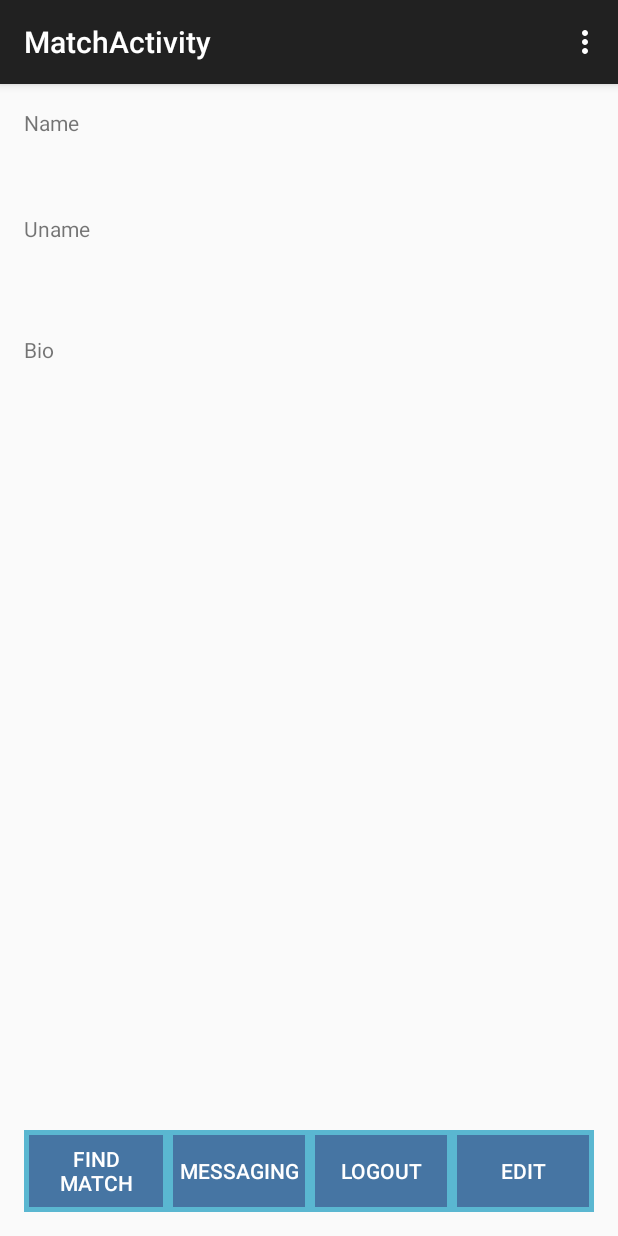
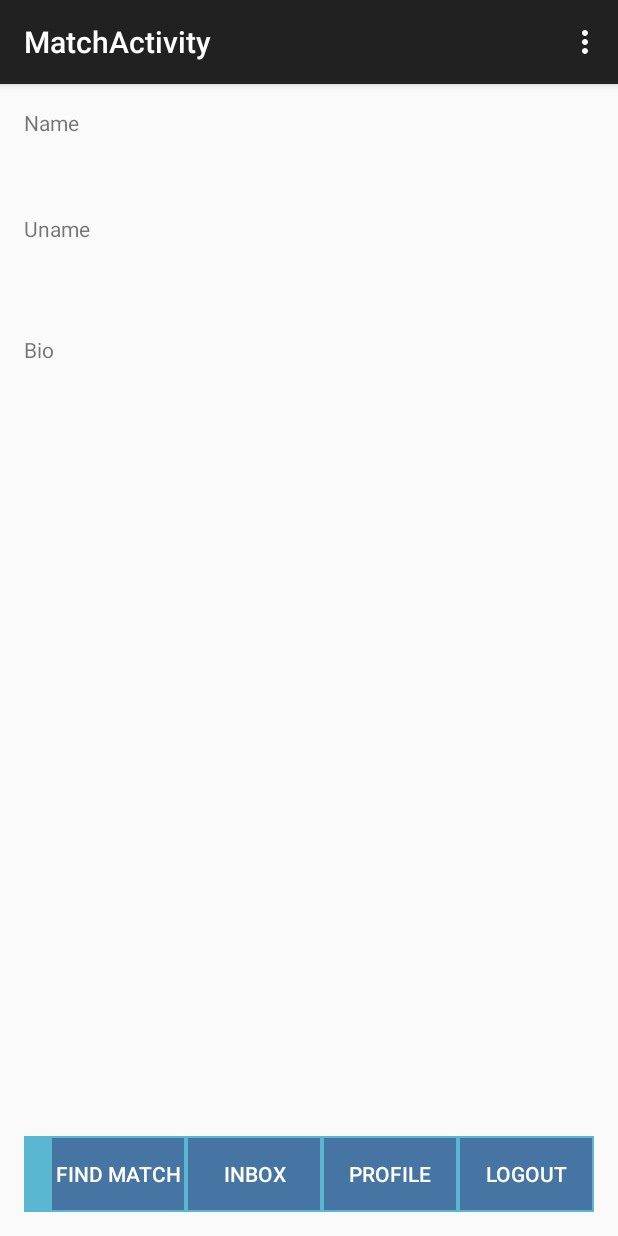
Before and after one commit to Cjreynol-zz/Study-Bear, an Android app: the MatchActivity screen opened directly, with no data from a screen before it, on a phone screen of 412 x 824 dp. Run offline under Robolectric (Android 15) with nearby library versions, the phone set to English and light mode, and no system bars; 1 statement that could not run was skipped.

Commit message:
Create the navbar controller and layout

```diff
--- /dev/null
+++ b/src/StudyBear/app/src/main/java/com/studybear/cdj/myapplication/NavigationBarController.java
@@ -0,0 +1,95 @@
+package com.studybear.cdj.myapplication;
+
+import android.app.Activity;
+import android.content.Context;
+import android.content.Intent;
+import android.view.View;
+import android.widget.TextView;
+
+/**
+ * Created by chadreynolds on 4/25/15.
+ */
+public class NavigationBarController {
+
+    private static NavigationBarController navBarInstance;
+
+    private Activity currentActivity;
+    private String username;
+
+    private TextView matchButton;
+    private TextView inboxButton;
+    private TextView profileButton;
+    private TextView logoutButton;
+
+
+    private NavigationBarController(Activity activity, String uname) {
+        currentActivity = activity;
+        username = uname;
+    }
+
+    public static synchronized NavigationBarController getInstance(Activity activity, String username){
+        if(navBarInstance == null){
+            navBarInstance = new NavigationBarController(activity, username);
+        }
+        return navBarInstance;
+    }
+
+    public void activateNavBar() {
+        getButtons(currentActivity);
+        addListeners(currentActivity, username);
+    }
+
+    private void getButtons(Activity activity) {
+        // if the nav bar layout changes then these will have to be updated
+        matchButton = (TextView) activity.findViewById(R.id.findMatchButton);
+        inboxButton = (TextView) activity.findViewById(R.id.inboxButton);
+        profileButton = (TextView) activity.findViewById(R.id.profileButton);
+        logoutButton = (TextView) activity.findViewById(R.id.logoutButton);
+    }
+
+    private void addListeners(final Activity activity, final String username) {
+        matchButton.setOnClickListener(new View.OnClickListener() {
+            public void onClick(View v) {
+                Intent intent = new Intent(activity, MatchActivity.class);
+                intent.putExtra("username", username);
+                activity.startActivity(intent);
+                activity.finish();
+            }
+        });
+
+        inboxButton.setOnClickListener(new View.OnClickListener() {
+            public void onClick(View v) {
+                Intent intent = new Intent(activity, inboxActivity.class);
+                intent.putExtra("username", username);
+                activity.startActivity(intent);
+                activity.finish();
+            }
+        });
+
+        // only go to EditProfile if you are on the profile activity
+        // otherwise, go to the profile activity
+        if (activity instanceof  ProfileActivity)
+            profileButton.setText("Edit Profile");
+        profileButton.setOnClickListener(new View.OnClickListener() {
+            public void onClick(View v) {
+                if (activity instanceof ProfileActivity) {
+                    ((ProfileActivity) activity).EditProfile(v);
+                }
+                else {
+                    Intent intent = new Intent(activity, ProfileActivity.class);
+                    intent.putExtra("username", username);
+                    activity.startActivity(intent);
+                    activity.finish();
+                }
+            }
+        });
+
+        logoutButton.setOnClickListener(new View.OnClickListener() {
+            public void onClick(View v) {
+                Intent intent = new Intent(activity, LoginActivity.class);
+                activity.startActivity(intent);
+                activity.finish();
+            }
+        });
+    }
+}
--- a/src/StudyBear/app/src/main/res/layout/activity_match.xml
+++ b/src/StudyBear/app/src/main/res/layout/activity_match.xml
@@ -35,75 +35,6 @@
         android:layout_alignParentLeft="true"
         android:layout_alignParentStart="true" />
 
-    <RelativeLayout
-        android:orientation="horizontal"
-        android:layout_width="match_parent"
-        android:layout_height="wrap_content"
-        android:layout_gravity="center_horizontal"
-        android:background="#5AB7D1"
-        android:layout_alignParentBottom="true"
-        android:layout_centerHorizontal="true"
-        android:id="@+id/relativeLayout">
-
-        <Button
-            android:background="#4675A3"
-            android:textColor="#FFFFFF"
-            android:layout_margin="3sp"
-            android:padding="3sp"
-            style="?android:attr/borderlessButtonStyle"
-            android:layout_width="wrap_content"
-            android:layout_height="wrap_content"
-            android:text="Find Match"
-            android:id="@+id/button4"
-            android:layout_alignParentTop="true"
-            android:layout_toLeftOf="@+id/button6"
-            android:layout_toStartOf="@+id/button6" />
-
-        <Button
-            android:background="#4675A3"
-            android:textColor="#FFFFFF"
-            android:layout_margin="3sp"
-            android:padding="3sp"
-            style="?android:attr/borderlessButtonStyle"
-            android:layout_width="wrap_content"
-            android:layout_height="wrap_content"
-            android:text="Messaging"
-            android:id="@+id/button6"
-            android:layout_alignParentTop="true"
-            android:layout_toLeftOf="@+id/button7"
-            android:layout_toStartOf="@+id/button7"
-            android:onClick="inboxActivity"
-            />
-
-        <Button
-            android:background="#4675A3"
-            android:textColor="#FFFFFF"
-            android:layout_margin="3sp"
-            android:padding="3sp"
-            style="?android:attr/borderlessButtonStyle"
-            android:layout_width="wrap_content"
-            android:layout_height="wrap_content"
-            android:text="Logout"
-            android:id="@+id/button7"
-            android:layout_alignParentTop="true"
-            android:layout_toLeftOf="@+id/button8"
-            android:layout_toStartOf="@+id/button8"
-            android:onClick="Logout"/>
-
-        <Button
-            android:background="#4675A3"
-            android:textColor="#FFFFFF"
-            android:layout_margin="3sp"
-            android:padding="3sp"
-            style="?android:attr/borderlessButtonStyle"
-            android:layout_width="wrap_content"
-            android:layout_height="wrap_content"
-            android:text="Edit"
-            android:id="@+id/button8"
-            android:layout_alignParentTop="true"
-            android:layout_alignParentRight="true"
-            android:layout_alignParentEnd="true"
-            android:onClick="EditProfile"/>
-    </RelativeLayout>
+    <include layout="@layout/layout_nav_bar"/>
 
 </RelativeLayout>
--- /dev/null
+++ b/src/StudyBear/app/src/main/res/layout/layout_nav_bar.xml
@@ -0,0 +1,63 @@
+<?xml version="1.0" encoding="utf-8"?>
+<RelativeLayout xmlns:android="http://schemas.android.com/apk/res/android"
+    android:id="@+id/navBarLayout"
+    android:layout_width="match_parent"
+    android:layout_height="wrap_content"
+    android:layout_alignParentBottom="true"
+    android:layout_centerHorizontal="true"
+    android:layout_gravity="center_horizontal"
+    android:background="#5AB7D1"
+    android:orientation="horizontal">
+
+    <Button
+        android:id="@+id/findMatchButton"
+        style="?android:attr/borderlessButtonStyle"
+        android:layout_width="wrap_content"
+        android:layout_height="wrap_content"
+        android:layout_alignParentTop="true"
+        android:layout_margin="1sp"
+        android:layout_toLeftOf="@+id/inboxButton"
+        android:layout_toStartOf="@+id/inboxButton"
+        android:background="#4675A3"
+        android:text="Find Match"
+        android:textColor="#FFFFFF" />
+
+    <Button
+        android:id="@+id/inboxButton"
+        style="?android:attr/borderlessButtonStyle"
+        android:layout_width="wrap_content"
+        android:layout_height="wrap_content"
+        android:layout_alignParentTop="true"
+        android:layout_margin="1sp"
+        android:layout_toLeftOf="@+id/profileButton"
+        android:layout_toStartOf="@+id/profileButton"
+        android:background="#4675A3"
+        android:text="Inbox"
+        android:textColor="#FFFFFF" />
+
+    <Button
+        android:id="@+id/profileButton"
+        style="?android:attr/borderlessButtonStyle"
+        android:layout_width="wrap_content"
+        android:layout_height="wrap_content"
+        android:layout_alignParentTop="true"
+        android:layout_margin="1sp"
+        android:layout_toLeftOf="@+id/logoutButton"
+        android:layout_toStartOf="@+id/logoutButton"
+        android:background="#4675A3"
+        android:text="Profile"
+        android:textColor="#FFFFFF" />
+
+    <Button
+        android:id="@+id/logoutButton"
+        style="?android:attr/borderlessButtonStyle"
+        android:layout_width="wrap_content"
+        android:layout_height="wrap_content"
+        android:layout_alignParentEnd="true"
+        android:layout_alignParentRight="true"
+        android:layout_alignParentTop="true"
+        android:layout_margin="1sp"
+        android:background="#4675A3"
+        android:text="Logout"
+        android:textColor="#FFFFFF" />
+</RelativeLayout>
```
Also changed, not shown: src/StudyBear/app/src/main/java/com/studybear/cdj/myapplication/MatchActivity.java (+3 -16 lines), 2 other files.
